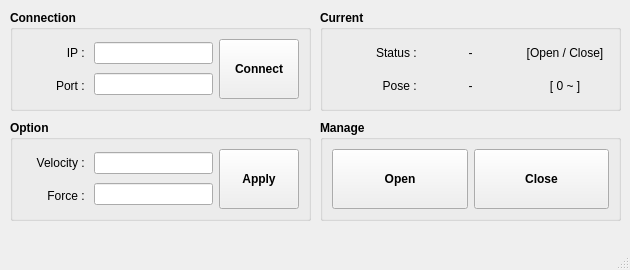
This is zimmer_window.ui in hhanoo/Gripper_manager as Qt 5 draws it before an edit. The edited form follows.
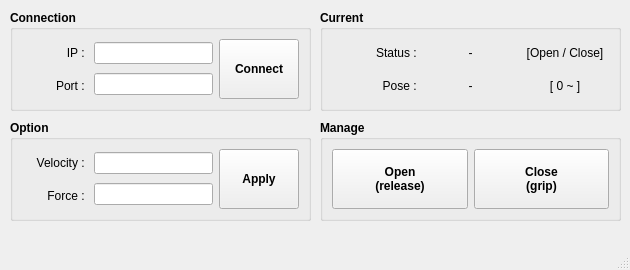
This is the edited form.

```diff
--- a/zimmer_window.ui
+++ b/zimmer_window.ui
@@ -459,7 +459,8 @@
         </sizepolicy>
        </property>
        <property name="text">
-        <string>Close</string>
+        <string>Close
+(grip)</string>
        </property>
       </widget>
      </item>
@@ -472,7 +473,8 @@
         </sizepolicy>
        </property>
        <property name="text">
-        <string>Open</string>
+        <string>Open
+(release)</string>
        </property>
       </widget>
      </item>
```
